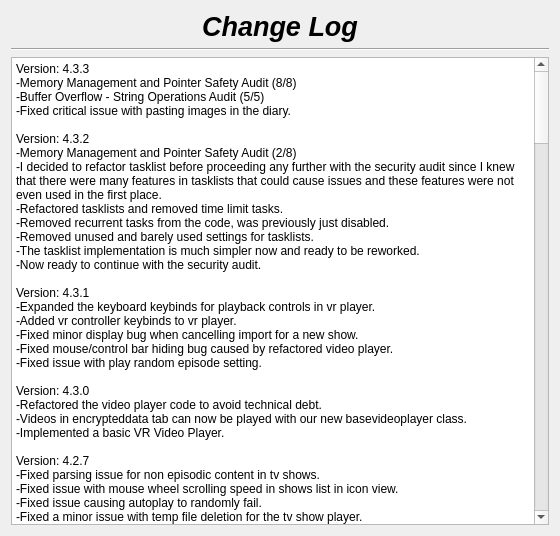
therealMaPMaKeR/MMDiary, file changelog.ui: the form before one commit.
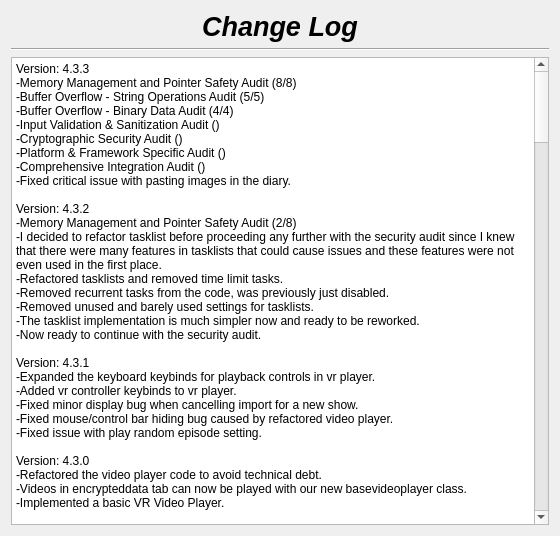
The form after the commit.

The edit to the form file:
```diff
--- a/changelog.ui
+++ b/changelog.ui
@@ -56,7 +56,8 @@
 li.checked::marker { content: &quot;\2612&quot;; }
 &lt;/style&gt;&lt;/head&gt;&lt;body style=&quot; font-family:'Segoe UI'; font-size:9pt; font-weight:400; font-style:normal;&quot;&gt;
 &lt;p style=&quot; margin-top:0px; margin-bottom:0px; margin-left:0px; margin-right:0px; -qt-block-indent:0; text-indent:0px;&quot;&gt;Version: 4.3.3&lt;br /&gt;-Memory Management and Pointer Safety Audit (8/8)&lt;/p&gt;
-&lt;p style=&quot; margin-top:0px; margin-bottom:0px; margin-left:0px; margin-right:0px; -qt-block-indent:0; text-indent:0px;&quot;&gt;-Buffer Overflow - String Operations Audit (5/5)&lt;br /&gt;-Fixed critical issue with pasting images in the diary.&lt;/p&gt;
+&lt;p style=&quot; margin-top:0px; margin-bottom:0px; margin-left:0px; margin-right:0px; -qt-block-indent:0; text-indent:0px;&quot;&gt;-Buffer Overflow - String Operations Audit (5/5)&lt;br /&gt;-Buffer Overflow - Binary Data Audit (4/4)&lt;br /&gt;-Input Validation &amp;amp; Sanitization Audit ()&lt;/p&gt;
+&lt;p style=&quot; margin-top:0px; margin-bottom:0px; margin-left:0px; margin-right:0px; -qt-block-indent:0; text-indent:0px;&quot;&gt;-Cryptographic Security Audit ()&lt;br /&gt;-Platform &amp;amp; Framework Specific Audit ()&lt;br /&gt;-Comprehensive Integration Audit ()&lt;br /&gt;-Fixed critical issue with pasting images in the diary.&lt;/p&gt;
 &lt;p style=&quot; margin-top:0px; margin-bottom:0px; margin-left:0px; margin-right:0px; -qt-block-indent:0; text-indent:0px;&quot;&gt;&lt;br /&gt;Version: 4.3.2&lt;br /&gt;-Memory Management and Pointer Safety Audit (2/8)&lt;/p&gt;
 &lt;p style=&quot; margin-top:0px; margin-bottom:0px; margin-left:0px; margin-right:0px; -qt-block-indent:0; text-indent:0px;&quot;&gt;-I decided to refactor tasklist before proceeding any further with the security audit since I knew that there were many features in tasklists that could cause issues and these features were not even used in the first place.&lt;/p&gt;
 &lt;p style=&quot; margin-top:0px; margin-bottom:0px; margin-left:0px; margin-right:0px; -qt-block-indent:0; text-indent:0px;&quot;&gt;-Refactored tasklists and removed time limit tasks.&lt;/p&gt;
```
